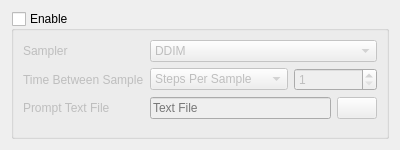
The window that ui_files/SampleUI.ui (derrian-distro/LoRA_Easy_Training_Scripts) describes before a commit, drawn with Qt 5.
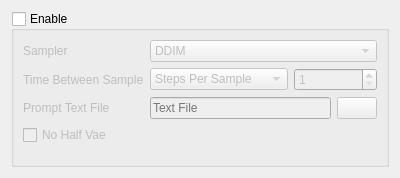
The same window after the commit. Custom widgets are drawn as their Qt base class.

The edit to the form file:
```diff
--- a/ui_files/SampleUI.ui
+++ b/ui_files/SampleUI.ui
@@ -7,7 +7,7 @@
     <x>0</x>
     <y>0</y>
     <width>400</width>
-    <height>150</height>
+    <height>178</height>
    </rect>
   </property>
   <property name="windowTitle">
@@ -219,17 +219,19 @@
         </item>
        </layout>
       </item>
+      <item row="3" column="0" colspan="2">
+       <widget class="QCheckBox" name="no_half_vae_enable">
+        <property name="text">
+         <string>No Half Vae</string>
+        </property>
+       </widget>
+      </item>
      </layout>
     </widget>
    </item>
   </layout>
  </widget>
  <customwidgets>
-  <customwidget>
-   <class>DragDropLineEdit</class>
-   <extends>QLineEdit</extends>
-   <header>modules.DragDropLineEdit.h</header>
-  </customwidget>
   <customwidget>
    <class>SpinBox</class>
    <extends>QSpinBox</extends>
@@ -240,6 +242,11 @@
    <extends>QComboBox</extends>
    <header>modules.ScrollOnSelect.h</header>
   </customwidget>
+  <customwidget>
+   <class>DragDropLineEdit</class>
+   <extends>QLineEdit</extends>
+   <header>modules.DragDropLineEdit.h</header>
+  </customwidget>
  </customwidgets>
  <resources/>
  <connections/>
```
